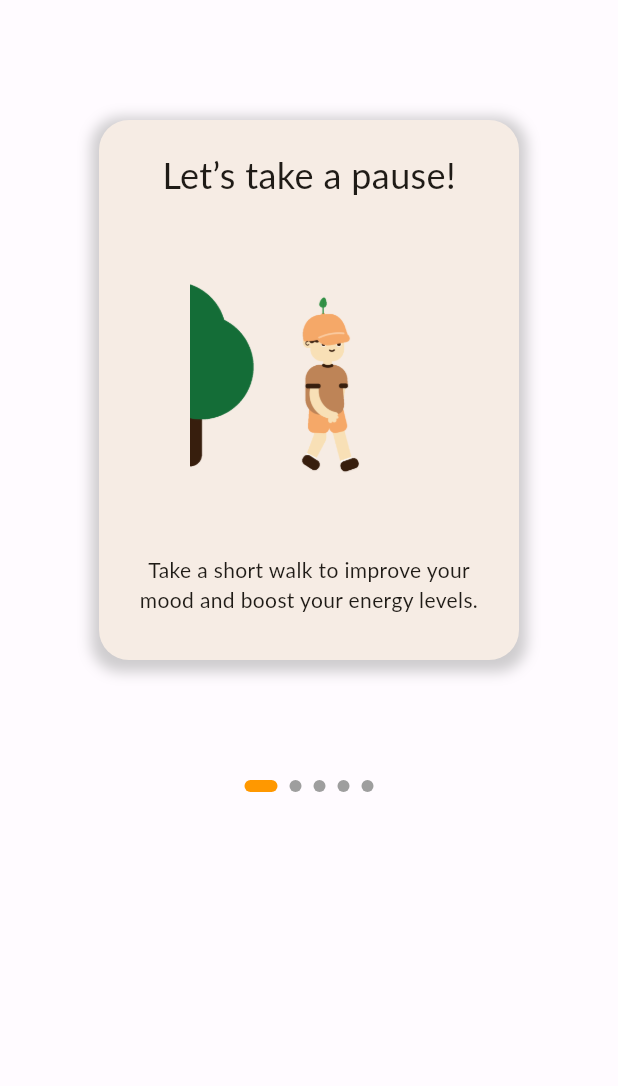
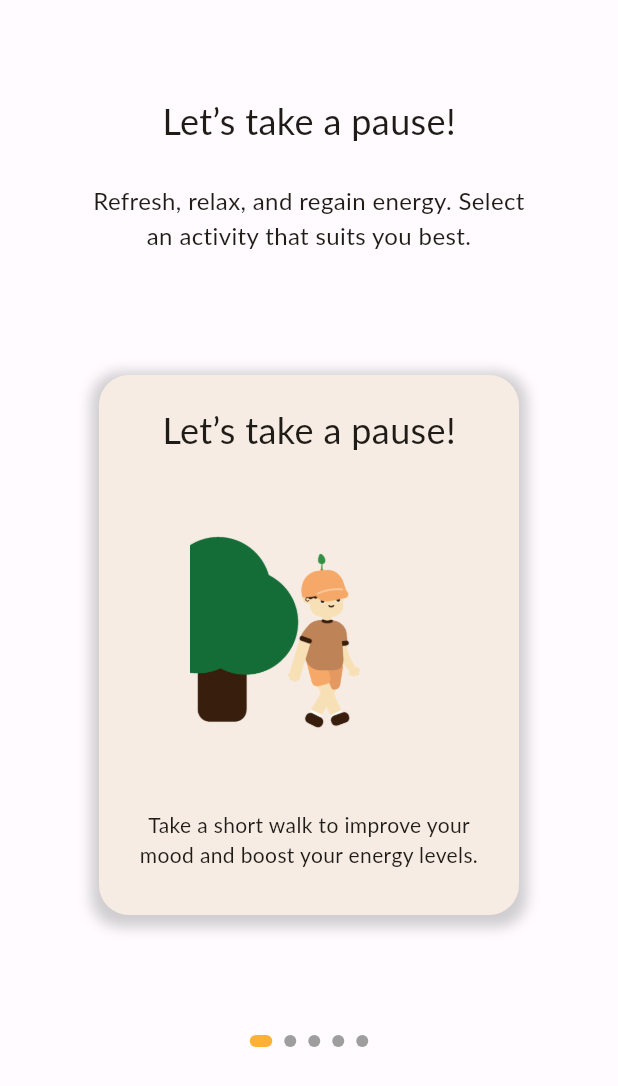
Before and after one commit to FedirSychov/Buddy-AR-App, a Flutter app: the SelectActivityView screen opened directly, on a phone screen of 412 x 824 dp. Shown: the top 1086 px of the screen. Run offline on Flutter 3.47's test engine with Material 2 defaults, Android fonts, the phone set to English and light mode, and no system bars; our stand-ins replace carousel_slider, dots_indicator, flutter_local_notifications, flutter_native_timezone, rxdart, shared_preferences and 2 more; missing offline and left inert: ar_flutter_plugin; accounts and stored records are empty; Roboto replaces fonts that are missing (Lato).

Commit message:
save current state

```diff
--- a/lib/views/homeView.dart
+++ b/lib/views/homeView.dart
@@ -32,8 +32,10 @@ class HomeView extends StatelessWidget {
       const Spacer(),
       const SizedBox(height: 55, width: 50),
       SimpleButton("Start session", () {
-        Navigator.push(context,
-            MaterialPageRoute(builder: ((context) => OngoingSessionView(isFirstHalf: true))));
+        Navigator.push(
+            context,
+            MaterialPageRoute(
+                builder: ((context) => OngoingSessionView(isFirstHalf: true))));
       }),
       const Spacer(),
       const Spacer(),
--- a/lib/views/selectActivityView.dart
+++ b/lib/views/selectActivityView.dart
@@ -1,5 +1,7 @@
 import 'package:flutter/material.dart';
 import 'package:my_app/viewModels/selectActivityViewModel.dart';
+import 'package:my_app/views/activityCountdownView.dart';
+import 'package:my_app/views/ongoingActivityView.dart';
 
 class SelectActivityView extends StatefulWidget {
   var viewModel = SelectActivityViewModel();
@@ -16,6 +18,24 @@ class _SelectActivityViewState extends State<SelectActivityView> {
   Widget build(BuildContext context) {
     return Scaffold(
         body: Column(children: [
+      Container(
+          margin: const EdgeInsets.only(top: 64),
+          child: const Center(
+              child: Text(
+            "Let’s take a pause!",
+            style: TextStyle(fontFamily: 'Lato', fontSize: 24),
+          ))),
+      Container(
+          margin: const EdgeInsets.only(top: 24),
+          child: const SizedBox(
+            width: 300,
+            height: 48,
+            child: Text(
+              "Refresh, relax, and regain energy. Select an activity that suits you best.",
+              style: TextStyle(fontFamily: 'Lato', fontSize: 16),
+              textAlign: TextAlign.center,
+            ),
+          )),
       Center(
         child: Container(
             margin: const EdgeInsets.symmetric(vertical: 60.0),
@@ -31,7 +51,11 @@ class _SelectActivityViewState extends State<SelectActivityView> {
                 itemCount: widget.viewModel.activityList.length,
                 itemBuilder: (context, index) {
                   return GestureDetector(
-                      onTap: () {},
+                      onTap: () {
+                        //MaterialPageRoute(context,
+                        //    builder: (context) => ActivityCountdownView(
+                        //        activity: Activity.walking));
+                      },
                       child: ActivityView(
                         index: index,
                       ));
@@ -45,7 +69,7 @@ class _SelectActivityViewState extends State<SelectActivityView> {
               (index) => Indicator(
                   isActive: widget._selectedIndex == index ? true : false))
         ],
-      )
+      ),
     ]));
   }
 }
@@ -109,10 +133,10 @@ class Indicator extends StatelessWidget {
     return AnimatedContainer(
       duration: const Duration(milliseconds: 350),
       margin: const EdgeInsets.symmetric(horizontal: 4.0),
-      width: isActive ? 22.0 : 8.0,
+      width: isActive ? 15.0 : 8.0,
       height: 8.0,
       decoration: BoxDecoration(
-          color: isActive ? Colors.orange : Colors.grey,
+          color: isActive ? Color.fromARGB(255, 255, 176, 57) : Colors.grey,
           borderRadius: BorderRadius.circular(8.0)),
     );
   }
```
